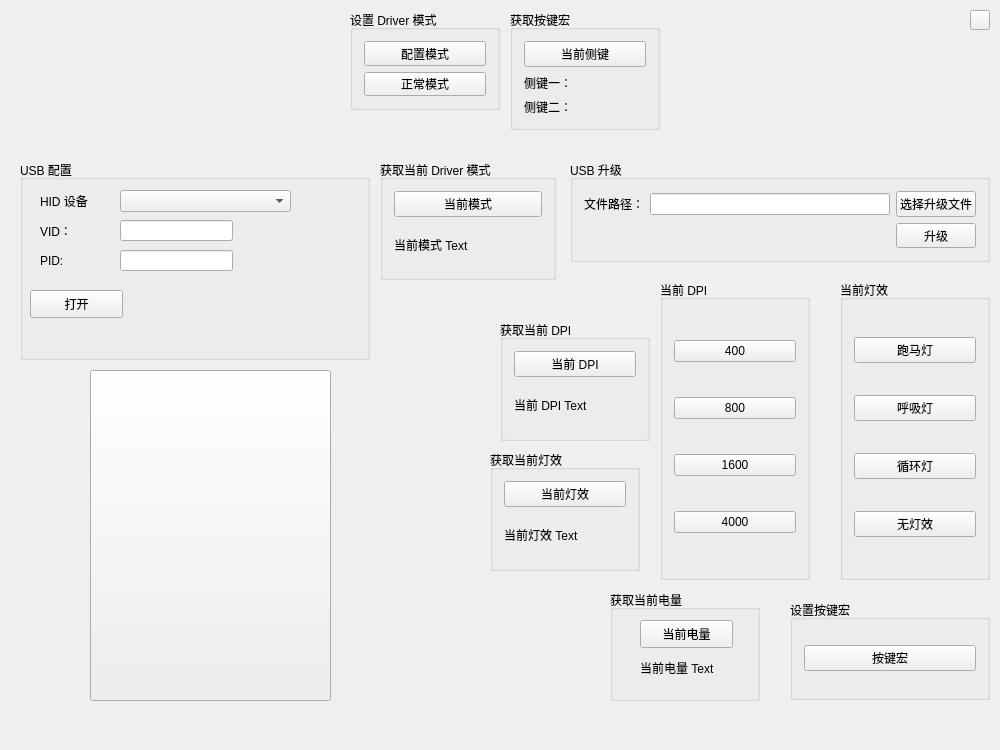
Old version of the form MouseConfigTool/mouseconfigtool.ui in the repository isDerek/MouseTool_v1.0.
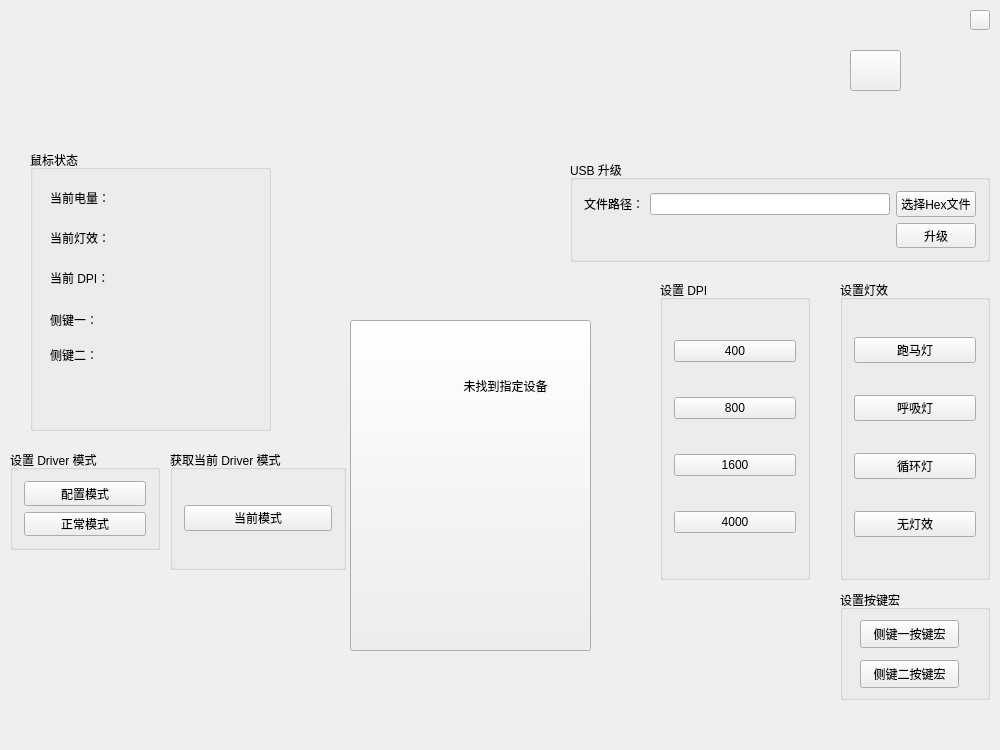
New version of the form.

Commit message: 完成侧键宏界面及其功能，未找到指定设备界面，查询鼠标状态，整理UI

What changed in the file:
```diff
--- a/MouseConfigTool/mouseconfigtool.ui
+++ b/MouseConfigTool/mouseconfigtool.ui
@@ -20,164 +20,6 @@
    <enum>QTabWidget::Rounded</enum>
   </property>
   <widget class="QWidget" name="centralWidget">
-   <widget class="QGroupBox" name="getCurrentPowerGroup">
-    <property name="geometry">
-     <rect>
-      <x>610</x>
-      <y>590</y>
-      <width>150</width>
-      <height>111</height>
-     </rect>
-    </property>
-    <property name="minimumSize">
-     <size>
-      <width>150</width>
-      <height>0</height>
-     </size>
-    </property>
-    <property name="maximumSize">
-     <size>
-      <width>150</width>
-      <height>16777215</height>
-     </size>
-    </property>
-    <property name="title">
-     <string>获取当前电量</string>
-    </property>
-    <widget class="QPushButton" name="getCurrentPowerBtn">
-     <property name="geometry">
-      <rect>
-       <x>30</x>
-       <y>30</y>
-       <width>93</width>
-       <height>28</height>
-      </rect>
-     </property>
-     <property name="text">
-      <string>当前电量</string>
-     </property>
-    </widget>
-    <widget class="QLabel" name="currentPowerText">
-     <property name="geometry">
-      <rect>
-       <x>30</x>
-       <y>70</y>
-       <width>111</width>
-       <height>16</height>
-      </rect>
-     </property>
-     <property name="text">
-      <string>当前电量 Text</string>
-     </property>
-    </widget>
-   </widget>
-   <widget class="QGroupBox" name="usbConfigGroup">
-    <property name="geometry">
-     <rect>
-      <x>20</x>
-      <y>160</y>
-      <width>350</width>
-      <height>200</height>
-     </rect>
-    </property>
-    <property name="minimumSize">
-     <size>
-      <width>350</width>
-      <height>200</height>
-     </size>
-    </property>
-    <property name="maximumSize">
-     <size>
-      <width>350</width>
-      <height>200</height>
-     </size>
-    </property>
-    <property name="title">
-     <string>USB 配置</string>
-    </property>
-    <widget class="QLabel" name="label">
-     <property name="geometry">
-      <rect>
-       <x>20</x>
-       <y>30</y>
-       <width>72</width>
-       <height>21</height>
-      </rect>
-     </property>
-     <property name="text">
-      <string>HID 设备</string>
-     </property>
-    </widget>
-    <widget class="QPushButton" name="on_offBtn">
-     <property name="geometry">
-      <rect>
-       <x>10</x>
-       <y>130</y>
-       <width>93</width>
-       <height>28</height>
-      </rect>
-     </property>
-     <property name="text">
-      <string>打开</string>
-     </property>
-    </widget>
-    <widget class="QComboBox" name="comboHIDBox">
-     <property name="geometry">
-      <rect>
-       <x>100</x>
-       <y>30</y>
-       <width>171</width>
-       <height>22</height>
-      </rect>
-     </property>
-    </widget>
-    <widget class="QLabel" name="label_12">
-     <property name="geometry">
-      <rect>
-       <x>20</x>
-       <y>60</y>
-       <width>72</width>
-       <height>21</height>
-      </rect>
-     </property>
-     <property name="text">
-      <string>VID：</string>
-     </property>
-    </widget>
-    <widget class="QLabel" name="label_13">
-     <property name="geometry">
-      <rect>
-       <x>20</x>
-       <y>90</y>
-       <width>72</width>
-       <height>21</height>
-      </rect>
-     </property>
-     <property name="text">
-      <string>PID:</string>
-     </property>
-    </widget>
-    <widget class="QLineEdit" name="VIDLineEdit">
-     <property name="geometry">
-      <rect>
-       <x>100</x>
-       <y>60</y>
-       <width>113</width>
-       <height>21</height>
-      </rect>
-     </property>
-    </widget>
-    <widget class="QLineEdit" name="PIDLineEdit">
-     <property name="geometry">
-      <rect>
-       <x>100</x>
-       <y>90</y>
-       <width>113</width>
-       <height>21</height>
-      </rect>
-     </property>
-    </widget>
-   </widget>
    <widget class="QGroupBox" name="usbUpdateGroup">
     <property name="geometry">
      <rect>
@@ -209,7 +51,7 @@
      <item row="0" column="2">
       <widget class="QPushButton" name="selectHexFileBtn">
        <property name="text">
-        <string>选择升级文件</string>
+        <string>选择Hex文件</string>
        </property>
       </widget>
      </item>
@@ -232,99 +74,11 @@
      </item>
     </layout>
    </widget>
-   <widget class="QGroupBox" name="getCurrentDPIGroup">
-    <property name="geometry">
-     <rect>
-      <x>500</x>
-      <y>320</y>
-      <width>150</width>
-      <height>121</height>
-     </rect>
-    </property>
-    <property name="minimumSize">
-     <size>
-      <width>150</width>
-      <height>0</height>
-     </size>
-    </property>
-    <property name="maximumSize">
-     <size>
-      <width>150</width>
-      <height>16777215</height>
-     </size>
-    </property>
-    <property name="title">
-     <string>获取当前 DPI</string>
-    </property>
-    <layout class="QVBoxLayout" name="verticalLayout_3">
-     <item>
-      <widget class="QPushButton" name="getCurrentDPIModeBtn">
-       <property name="text">
-        <string>当前 DPI</string>
-       </property>
-      </widget>
-     </item>
-     <item>
-      <widget class="QLabel" name="currentDPIText">
-       <property name="text">
-        <string>当前 DPI Text</string>
-       </property>
-      </widget>
-     </item>
-    </layout>
-   </widget>
-   <widget class="QGroupBox" name="getCurrentLEDGroup">
-    <property name="geometry">
-     <rect>
-      <x>490</x>
-      <y>450</y>
-      <width>150</width>
-      <height>121</height>
-     </rect>
-    </property>
-    <property name="minimumSize">
-     <size>
-      <width>150</width>
-      <height>0</height>
-     </size>
-    </property>
-    <property name="maximumSize">
-     <size>
-      <width>150</width>
-      <height>16777215</height>
-     </size>
-    </property>
-    <property name="title">
-     <string>获取当前灯效</string>
-    </property>
-    <layout class="QVBoxLayout" name="verticalLayout_6">
-     <item>
-      <widget class="QPushButton" name="getCurrentRGBModeBtn">
-       <property name="text">
-        <string>当前灯效</string>
-       </property>
-      </widget>
-     </item>
-     <item>
-      <widget class="QLabel" name="currentLEDText">
-       <property name="minimumSize">
-        <size>
-         <width>100</width>
-         <height>0</height>
-        </size>
-       </property>
-       <property name="text">
-        <string>当前灯效 Text</string>
-       </property>
-      </widget>
-     </item>
-    </layout>
-   </widget>
    <widget class="QGroupBox" name="getDriverModeGroup">
     <property name="geometry">
      <rect>
-      <x>380</x>
-      <y>160</y>
+      <x>170</x>
+      <y>450</y>
       <width>176</width>
       <height>120</height>
      </rect>
@@ -346,102 +100,13 @@
        </property>
       </widget>
      </item>
-     <item>
-      <widget class="QLabel" name="currentModeText">
-       <property name="text">
-        <string>当前模式 Text</string>
-       </property>
-      </widget>
-     </item>
-    </layout>
-   </widget>
-   <widget class="QGroupBox" name="getMacroKeyGroup">
-    <property name="geometry">
-     <rect>
-      <x>510</x>
-      <y>10</y>
-      <width>150</width>
-      <height>120</height>
-     </rect>
-    </property>
-    <property name="minimumSize">
-     <size>
-      <width>150</width>
-      <height>0</height>
-     </size>
-    </property>
-    <property name="maximumSize">
-     <size>
-      <width>150</width>
-      <height>120</height>
-     </size>
-    </property>
-    <property name="title">
-     <string>获取按键宏</string>
-    </property>
-    <layout class="QGridLayout" name="gridLayout_5">
-     <item row="0" column="0">
-      <widget class="QPushButton" name="getMultiKeyBtn">
-       <property name="text">
-        <string>当前侧键</string>
-       </property>
-      </widget>
-     </item>
-     <item row="1" column="0">
-      <widget class="QLabel" name="marcoKey1Text">
-       <property name="text">
-        <string>侧键一：</string>
-       </property>
-      </widget>
-     </item>
-     <item row="2" column="0">
-      <widget class="QLabel" name="marcoKey2Text">
-       <property name="text">
-        <string>侧键二：</string>
-       </property>
-      </widget>
-     </item>
-    </layout>
-   </widget>
-   <widget class="QGroupBox" name="marcroKeyGroup">
-    <property name="geometry">
-     <rect>
-      <x>790</x>
-      <y>600</y>
-      <width>200</width>
-      <height>100</height>
-     </rect>
-    </property>
-    <property name="minimumSize">
-     <size>
-      <width>200</width>
-      <height>100</height>
-     </size>
-    </property>
-    <property name="maximumSize">
-     <size>
-      <width>200</width>
-      <height>100</height>
-     </size>
-    </property>
-    <property name="title">
-     <string>设置按键宏</string>
-    </property>
-    <layout class="QVBoxLayout" name="verticalLayout_5">
-     <item>
-      <widget class="QPushButton" name="setMultiKeyBtn">
-       <property name="text">
-        <string>按键宏</string>
-       </property>
-      </widget>
-     </item>
     </layout>
    </widget>
    <widget class="QGroupBox" name="setDriverModeGroup">
     <property name="geometry">
      <rect>
-      <x>350</x>
-      <y>10</y>
+      <x>10</x>
+      <y>450</y>
       <width>150</width>
       <height>100</height>
      </rect>
@@ -500,7 +165,7 @@
      </size>
     </property>
     <property name="title">
-     <string>当前 DPI</string>
+     <string>设置 DPI</string>
     </property>
     <layout class="QVBoxLayout" name="verticalLayout_2">
      <item>
@@ -555,7 +220,7 @@
      </size>
     </property>
     <property name="title">
-     <string>当前灯效</string>
+     <string>设置灯效</string>
     </property>
     <layout class="QVBoxLayout" name="verticalLayout">
      <item>
@@ -620,8 +285,8 @@
    <widget class="QPushButton" name="mouseBtn">
     <property name="geometry">
      <rect>
-      <x>90</x>
-      <y>370</y>
+      <x>350</x>
+      <y>320</y>
       <width>241</width>
       <height>331</height>
      </rect>
@@ -630,6 +295,164 @@
      <string/>
     </property>
    </widget>
+   <widget class="QPushButton" name="configBtn">
+    <property name="geometry">
+     <rect>
+      <x>850</x>
+      <y>50</y>
+      <width>51</width>
+      <height>41</height>
+     </rect>
+    </property>
+    <property name="text">
+     <string/>
+    </property>
+   </widget>
+   <widget class="QGroupBox" name="mouseStatus">
+    <property name="geometry">
+     <rect>
+      <x>30</x>
+      <y>150</y>
+      <width>241</width>
+      <height>281</height>
+     </rect>
+    </property>
+    <property name="title">
+     <string>鼠标状态</string>
+    </property>
+    <widget class="QLabel" name="currentPowerText">
+     <property name="geometry">
+      <rect>
+       <x>20</x>
+       <y>40</y>
+       <width>72</width>
+       <height>15</height>
+      </rect>
+     </property>
+     <property name="text">
+      <string>当前电量：</string>
+     </property>
+    </widget>
+    <widget class="QLabel" name="currentLEDText">
+     <property name="geometry">
+      <rect>
+       <x>20</x>
+       <y>80</y>
+       <width>72</width>
+       <height>15</height>
+      </rect>
+     </property>
+     <property name="text">
+      <string>当前灯效：</string>
+     </property>
+    </widget>
+    <widget class="QLabel" name="currentDPIText">
+     <property name="geometry">
+      <rect>
+       <x>20</x>
+       <y>120</y>
+       <width>72</width>
+       <height>15</height>
+      </rect>
+     </property>
+     <property name="text">
+      <string>当前 DPI：</string>
+     </property>
+    </widget>
+    <widget class="QLabel" name="macroKey1Text">
+     <property name="geometry">
+      <rect>
+       <x>20</x>
+       <y>159</y>
+       <width>71</width>
+       <height>21</height>
+      </rect>
+     </property>
+     <property name="text">
+      <string>侧键一：</string>
+     </property>
+    </widget>
+    <widget class="QLabel" name="macroKey2Text">
+     <property name="geometry">
+      <rect>
+       <x>20</x>
+       <y>195</y>
+       <width>72</width>
+       <height>20</height>
+      </rect>
+     </property>
+     <property name="text">
+      <string>侧键二：</string>
+     </property>
+    </widget>
+   </widget>
+   <widget class="QLabel" name="missDeviceLabel">
+    <property name="geometry">
+     <rect>
+      <x>330</x>
+      <y>330</y>
+      <width>351</width>
+      <height>111</height>
+     </rect>
+    </property>
+    <property name="text">
+     <string>未找到指定设备</string>
+    </property>
+    <property name="alignment">
+     <set>Qt::AlignCenter</set>
+    </property>
+   </widget>
+   <widget class="QGroupBox" name="marcroKeyGroup">
+    <property name="geometry">
+     <rect>
+      <x>840</x>
+      <y>590</y>
+      <width>150</width>
+      <height>110</height>
+     </rect>
+    </property>
+    <property name="minimumSize">
+     <size>
+      <width>150</width>
+      <height>110</height>
+     </size>
+    </property>
+    <property name="maximumSize">
+     <size>
+      <width>150</width>
+      <height>110</height>
+     </size>
+    </property>
+    <property name="title">
+     <string>设置按键宏</string>
+    </property>
+    <widget class="QPushButton" name="setMacroKey1Btn">
+     <property name="geometry">
+      <rect>
+       <x>20</x>
+       <y>30</y>
+       <width>99</width>
+       <height>28</height>
+      </rect>
+     </property>
+     <property name="text">
+      <string>侧键一按键宏</string>
+     </property>
+    </widget>
+    <widget class="QPushButton" name="setMacroKey2Btn">
+     <property name="geometry">
+      <rect>
+       <x>20</x>
+       <y>70</y>
+       <width>99</width>
+       <height>28</height>
+      </rect>
+     </property>
+     <property name="text">
+      <string>侧键二按键宏</string>
+     </property>
+    </widget>
+   </widget>
   </widget>
   <widget class="QMenuBar" name="menuBar">
    <property name="geometry">
```
The commit also changes 40 other files.
